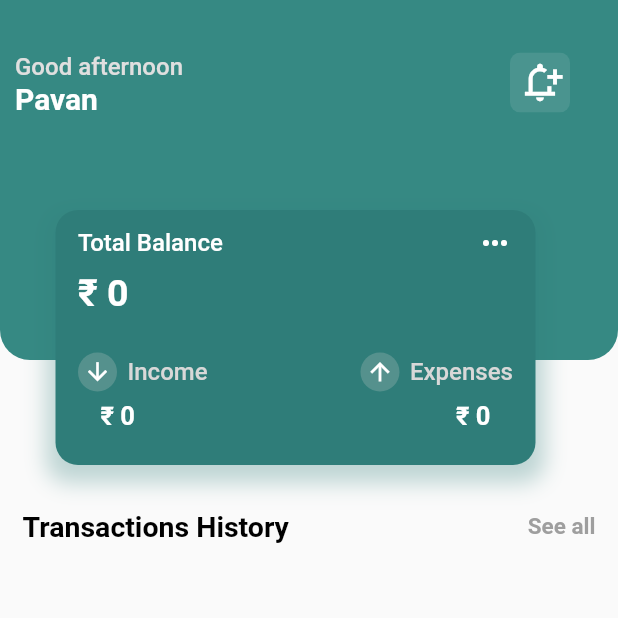
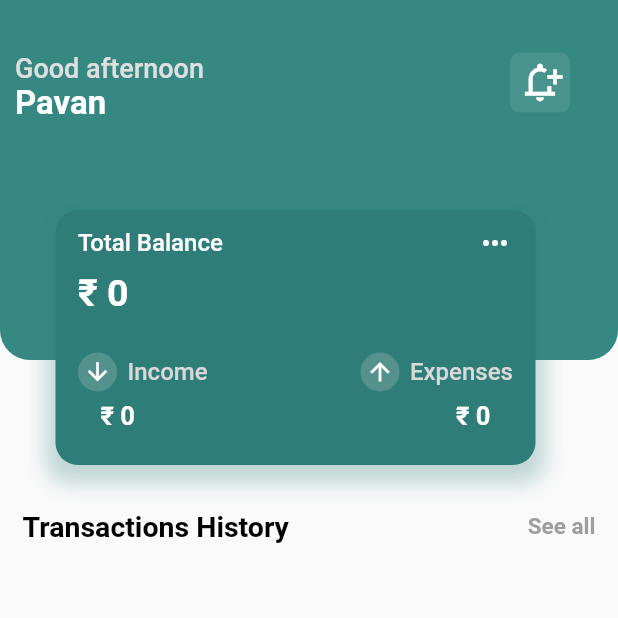
Before and after one commit to pavanmane1/Finance-App-master., a Flutter app: the screen it shows after launch, on a phone screen of 412 x 824 dp, the top half of it. Run offline on Flutter 3.47's test engine with Material 2 defaults, Android fonts, the phone set to English and light mode, and no system bars; our stand-ins replace hive, hive_flutter, syncfusion_flutter_charts; accounts and stored records are empty.

Commit message:
home page fonts change

```diff
--- a/lib/Screens/home.dart
+++ b/lib/Screens/home.dart
@@ -151,7 +151,7 @@ class _HomeState extends State<Home> {
                           'Good afternoon',
                           style: TextStyle(
                             fontWeight: FontWeight.w500,
-                            fontSize: 16,
+                            fontSize: 18,
                             color: Color.fromARGB(255, 224, 223, 223),
                           ),
                         ),
@@ -159,7 +159,7 @@ class _HomeState extends State<Home> {
                           'Pavan',
                           style: TextStyle(
                             fontWeight: FontWeight.w600,
-                            fontSize: 20,
+                            fontSize: 22,
                             color: Colors.white,
                           ),
                         ),
```
